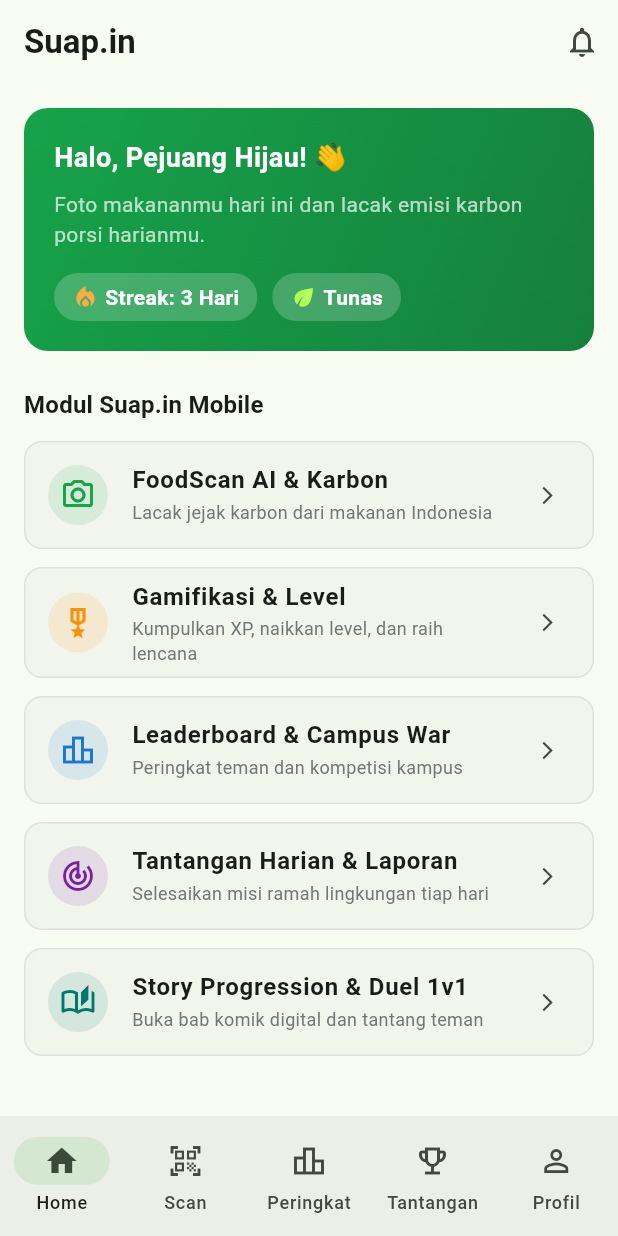
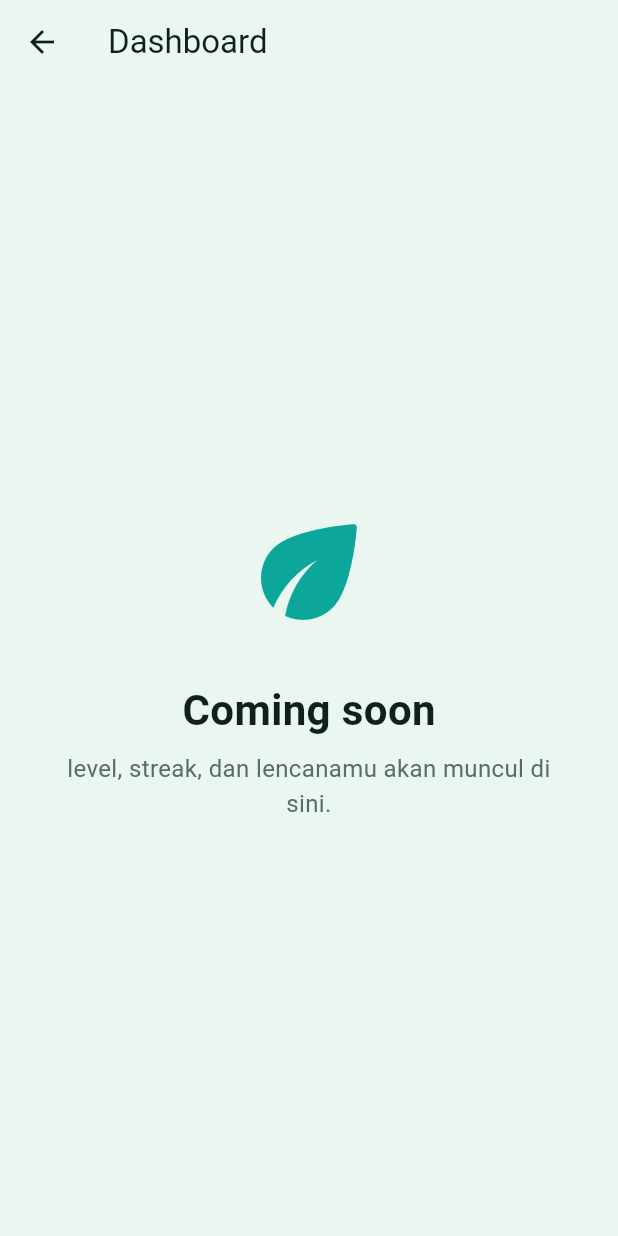
Before and after one commit to pbp-c-kelompok-1/suapin-mobile, a Flutter app: the screen it shows after launch, after a tap on "Gamifikasi & Level", on a phone screen of 412 x 824 dp. Run offline on Flutter 3.47's test engine with Material 3 defaults, Android fonts, the phone set to English and light mode, and no system bars.

Commit message:
feat: implemented placeholder for gamification page

```diff
--- a/lib/main.dart
+++ b/lib/main.dart
@@ -1,4 +1,5 @@
 import 'package:flutter/material.dart';
+import 'package:suapin_mobile/modules/gamification/dashboard.dart';
 import 'modules/authentication/profile_screen.dart';
 import 'modules/scanner/scanner_screen.dart';
 
@@ -197,6 +198,11 @@ class DashboardView extends StatelessWidget {
               title: 'Gamifikasi & Level',
               subtitle: 'Kumpulkan XP, naikkan level, dan raih lencana',
               color: Colors.amber.shade800,
+              onTap: () {
+                Navigator.push(context,
+                  MaterialPageRoute(builder: (context) => const DashboardPage())
+                );
+              }
             ),
             _buildModuleCard(
               context,
@@ -231,6 +237,7 @@ class DashboardView extends StatelessWidget {
     required String title,
     required String subtitle,
     required Color color,
+    VoidCallback? onTap,
   }) {
     return Card(
       margin: const EdgeInsets.only(bottom: 12.0),
@@ -247,7 +254,7 @@ class DashboardView extends StatelessWidget {
         title: Text(title, style: const TextStyle(fontWeight: FontWeight.w600)),
         subtitle: Text(subtitle, style: TextStyle(color: Colors.grey.shade600, fontSize: 12)),
         trailing: const Icon(Icons.arrow_forward_ios, size: 14),
-        onTap: () {},
+        onTap: onTap ?? () {},
       ),
     );
   }
--- /dev/null
+++ b/lib/modules/gamification/dashboard.dart
@@ -0,0 +1,49 @@
+import 'package:flutter/material.dart';
+
+class DashboardPage extends StatelessWidget {
+  const DashboardPage({super.key});
+
+  static const Color _teal = Color(0xFF0DA69B);
+  static const Color _background = Color(0xFFEAF7F1);
+  static const Color _text = Color(0xFF12201D);
+  static const Color _textMuted = Color(0xFF5B6B66);
+
+  @override
+  Widget build(BuildContext context) {
+    return Scaffold(
+      backgroundColor: _background,
+      appBar: AppBar(
+        title: const Text('Dashboard'),
+        backgroundColor: _background,
+        foregroundColor: _text,
+        elevation: 0,
+      ),
+      body: Center(
+        child: Padding(
+          padding: const EdgeInsets.symmetric(horizontal: 32),
+          child: Column(
+            mainAxisSize: MainAxisSize.min,
+            children: const [
+              Icon(Icons.eco_rounded, size: 96, color: _teal),
+              SizedBox(height: 24),
+              Text(
+                'Coming soon',
+                style: TextStyle(
+                  fontSize: 28,
+                  fontWeight: FontWeight.w700,
+                  color: _text,
+                ),
+              ),
+              SizedBox(height: 8),
+              Text(
+                'level, streak, dan lencanamu akan muncul di sini.',
+                textAlign: TextAlign.center,
+                style: TextStyle(fontSize: 16, color: _textMuted),
+              ),
+            ],
+          ),
+        ),
+      ),
+    );
+  }
+}
```
